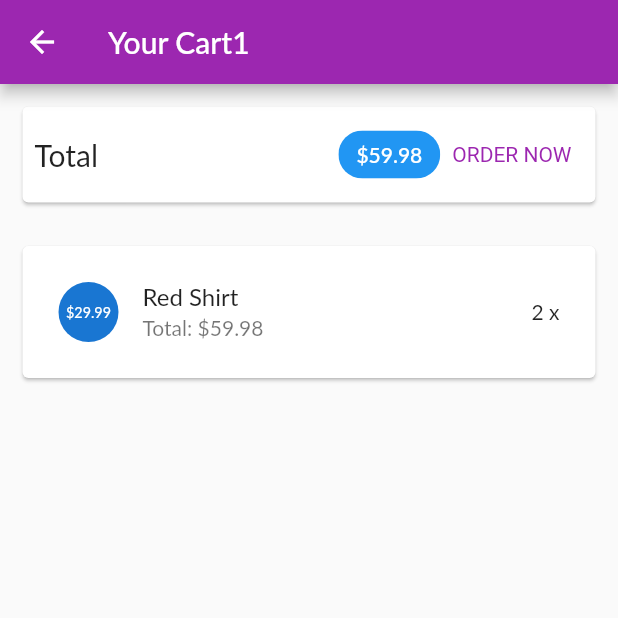
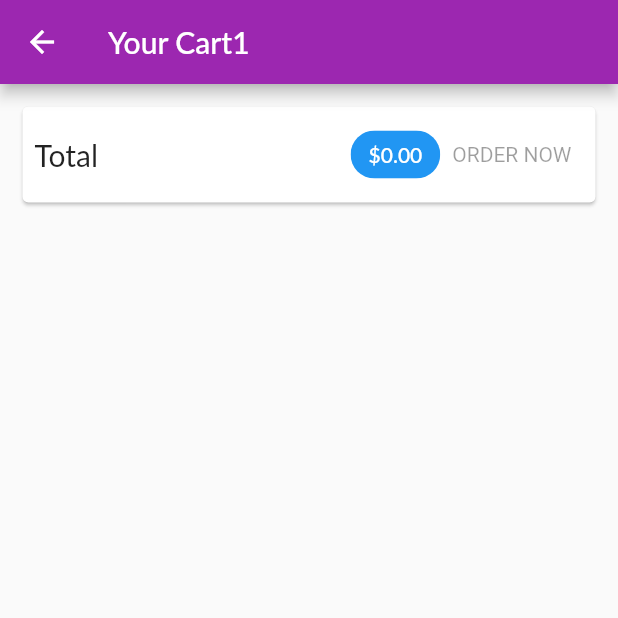
Before and after one commit to nguyendoan18/CT484_CK21V7K024_MyShop_Lab3, a Flutter app: the CartScreen screen opened by its route, after a tap on "ORDER NOW", on a phone screen of 412 x 824 dp, the top half of it. Run offline on Flutter 3.47's test engine with Material 2 defaults, Android fonts, the phone set to English and light mode, and no system bars; network calls fail; Roboto replaces fonts that are missing (Lato).

Commit message:
add orderManger

```diff
--- a/lib/main.dart
+++ b/lib/main.dart
@@ -1,5 +1,6 @@
 import 'package:flutter/material.dart';
 import 'package:lab2_myshop/ui/cart/cart_manager.dart';
+import 'package:lab2_myshop/ui/orders/orders_manager.dart';
 import 'package:lab2_myshop/ui/products/edit_product_screen.dart';
 import 'ui/products/products_manager.dart';
 import 'ui/products/product_detail_screen.dart';
@@ -26,6 +27,9 @@ class MyApp extends StatelessWidget {
         ),
         ChangeNotifierProvider(
           create: (ctx) => CartManager(),
+        ),
+        ChangeNotifierProvider(
+          create: (ctx) => OrdersManager(),
         ),
       ],
       child: MaterialApp(
--- a/lib/ui/cart/cart_screen.dart
+++ b/lib/ui/cart/cart_screen.dart
@@ -3,6 +3,7 @@ import 'package:flutter/material.dart';
 import 'package:provider/provider.dart';
 
 import '../../models/cart_item.dart';
+import '../orders/orders_manager.dart';
 import 'cart_manager.dart';
 import 'cart_item_card.dart';
 
@@ -65,9 +66,18 @@ class CartScreen extends StatelessWidget {
               backgroundColor: Theme.of(context).primaryColor,
             ),
             TextButton(
-              onPressed: () {
-                print('An order has been added');
-              },
+              // onPressed: () {
+              //   print('An order has been added');
+              // },
+              onPressed: cart.totalAmount <= 0
+                  ? null
+                  : () {
+                      context.read<OrdersManager>().addOrder(
+                            cart.products,
+                            cart.totalAmount,
+                          );
+                      cart.clear();
+                    },
               style: TextButton.styleFrom(
                 textStyle: TextStyle(color: Theme.of(context).primaryColor),
               ),
--- a/lib/ui/orders/orders_manager.dart
+++ b/lib/ui/orders/orders_manager.dart
@@ -27,4 +27,17 @@ class OrdersManager with ChangeNotifier {
   List<OrderItem> get orders {
     return [..._orders];
   }
+
+  void addOrder(List<CartItem> cartProducts, double total) async {
+    _orders.insert(
+      0,
+      OrderItem(
+        id: 'o${DateTime.now().toIso8601String()}',
+        amount: total,
+        products: cartProducts,
+        dateTime: DateTime.now(),
+      ),
+    );
+    notifyListeners();
+  }
 }
--- a/lib/ui/orders/orders_screen.dart
+++ b/lib/ui/orders/orders_screen.dart
@@ -1,4 +1,5 @@
 import 'package:flutter/material.dart';
+import 'package:provider/provider.dart';
 
 import 'orders_manager.dart';
 import 'order_item_card.dart';
@@ -17,9 +18,17 @@ class OrdersScreen extends StatelessWidget {
         title: const Text('Your Orders'),
       ),
       drawer: const AppDrawer(),
-      body: ListView.builder(
-        itemCount: ordersManager.orderCount,
-        itemBuilder: (ctx, i) => OrderItemCard(ordersManager.orders[i]),
+      // body: ListView.builder(
+      //   itemCount: ordersManager.orderCount,
+      //   itemBuilder: (ctx, i) => OrderItemCard(ordersManager.orders[i]),
+      // ),
+      body: Consumer<OrdersManager>(
+        builder: (ctx, ordersManager, child) {
+          return ListView.builder(
+            itemCount: ordersManager.orderCount,
+            itemBuilder: (ctx, i) => OrderItemCard(ordersManager.orders[i]),
+          );
+        },
       ),
     );
   }
```
